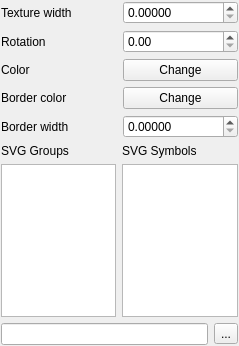
Qt form src/ui/symbollayer/widget_svgfill.ui (qgis/QGIS) before a commit.
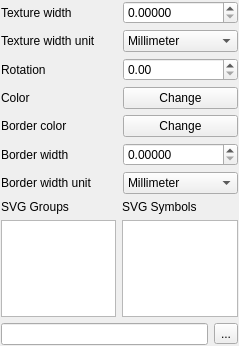
The same form after that commit. Custom widgets are drawn as their Qt base class.

Commit message: Output units for svg fill

What changed in the file:
```diff
--- a/src/ui/symbollayer/widget_svgfill.ui
+++ b/src/ui/symbollayer/widget_svgfill.ui
@@ -19,34 +19,72 @@
    </property>
    <item row="0" column="0">
     <layout class="QGridLayout" name="gridLayout">
-     <item row="3" column="0">
+     <item row="0" column="1">
+      <widget class="QDoubleSpinBox" name="mTextureWidthSpinBox">
+       <property name="decimals">
+        <number>5</number>
+       </property>
+       <property name="maximum">
+        <double>99999999.000000000000000</double>
+       </property>
+      </widget>
+     </item>
+     <item row="4" column="0">
       <widget class="QLabel" name="mBorderColorLabel">
        <property name="text">
         <string>Border color</string>
        </property>
       </widget>
      </item>
+     <item row="5" column="0">
+      <widget class="QLabel" name="mBorderWidthLabel">
+       <property name="text">
+        <string>Border width</string>
+       </property>
+      </widget>
+     </item>
+     <item row="5" column="1">
+      <widget class="QDoubleSpinBox" name="mBorderWidthSpinBox">
+       <property name="decimals">
+        <number>5</number>
+       </property>
+      </widget>
+     </item>
+     <item row="3" column="1">
+      <widget class="QgsColorButtonV2" name="mChangeColorButton">
+       <property name="text">
+        <string>Change</string>
+       </property>
+      </widget>
+     </item>
+     <item row="1" column="0">
+      <widget class="QLabel" name="mTextureWidthUnitLabel">
+       <property name="text">
+        <string>Texture width unit</string>
+       </property>
+      </widget>
+     </item>
+     <item row="4" column="1">
+      <widget class="QgsColorButtonV2" name="mChangeBorderColorButton">
+       <property name="text">
+        <string>Change</string>
+       </property>
+      </widget>
+     </item>
      <item row="2" column="0">
+      <widget class="QLabel" name="mRotationLabel">
+       <property name="text">
+        <string>Rotation</string>
+       </property>
+      </widget>
+     </item>
+     <item row="3" column="0">
       <widget class="QLabel" name="mColorLabel">
        <property name="text">
         <string>Color</string>
        </property>
       </widget>
      </item>
-     <item row="3" column="1">
-      <widget class="QgsColorButtonV2" name="mChangeBorderColorButton">
-       <property name="text">
-        <string>Change</string>
-       </property>
-      </widget>
-     </item>
-     <item row="1" column="1">
-      <widget class="QDoubleSpinBox" name="mRotationSpinBox">
-       <property name="maximum">
-        <double>360.000000000000000</double>
-       </property>
-      </widget>
-     </item>
      <item row="0" column="0">
       <widget class="QLabel" name="mTextureWidthLabel">
        <property name="text">
@@ -55,40 +93,44 @@
       </widget>
      </item>
      <item row="2" column="1">
-      <widget class="QgsColorButtonV2" name="mChangeColorButton">
-       <property name="text">
-        <string>Change</string>
-       </property>
-      </widget>
-     </item>
-     <item row="4" column="1">
-      <widget class="QDoubleSpinBox" name="mBorderWidthSpinBox">
-       <property name="decimals">
-        <number>5</number>
-       </property>
-      </widget>
-     </item>
-     <item row="1" column="0">
-      <widget class="QLabel" name="mRotationLabel">
-       <property name="text">
-        <string>Rotation</string>
-       </property>
-      </widget>
-     </item>
-     <item row="0" column="1">
-      <widget class="QDoubleSpinBox" name="mTextureWidthSpinBox">
-       <property name="decimals">
-        <number>5</number>
-       </property>
+      <widget class="QDoubleSpinBox" name="mRotationSpinBox">
        <property name="maximum">
-        <double>99999999.000000000000000</double>
+        <double>360.000000000000000</double>
        </property>
       </widget>
      </item>
-     <item row="4" column="0">
-      <widget class="QLabel" name="mBorderWidthLabel">
+     <item row="1" column="1">
+      <widget class="QComboBox" name="mTextureWidthUnitComboBox">
+       <item>
+        <property name="text">
+         <string>Millimeter</string>
+        </property>
+       </item>
+       <item>
+        <property name="text">
+         <string>Map unit</string>
+        </property>
+       </item>
+      </widget>
+     </item>
+     <item row="6" column="1">
+      <widget class="QComboBox" name="mSvgOutlineWidthUnitComboBox">
+       <item>
+        <property name="text">
+         <string>Millimeter</string>
+        </property>
+       </item>
+       <item>
+        <property name="text">
+         <string>Map unit</string>
+        </property>
+       </item>
+      </widget>
+     </item>
+     <item row="6" column="0">
+      <widget class="QLabel" name="mSvgOutlineWidthUnitLabel">
        <property name="text">
-        <string>Border width</string>
+        <string>Border width unit</string>
        </property>
       </widget>
      </item>
```
The commit also changes 4 other files.
